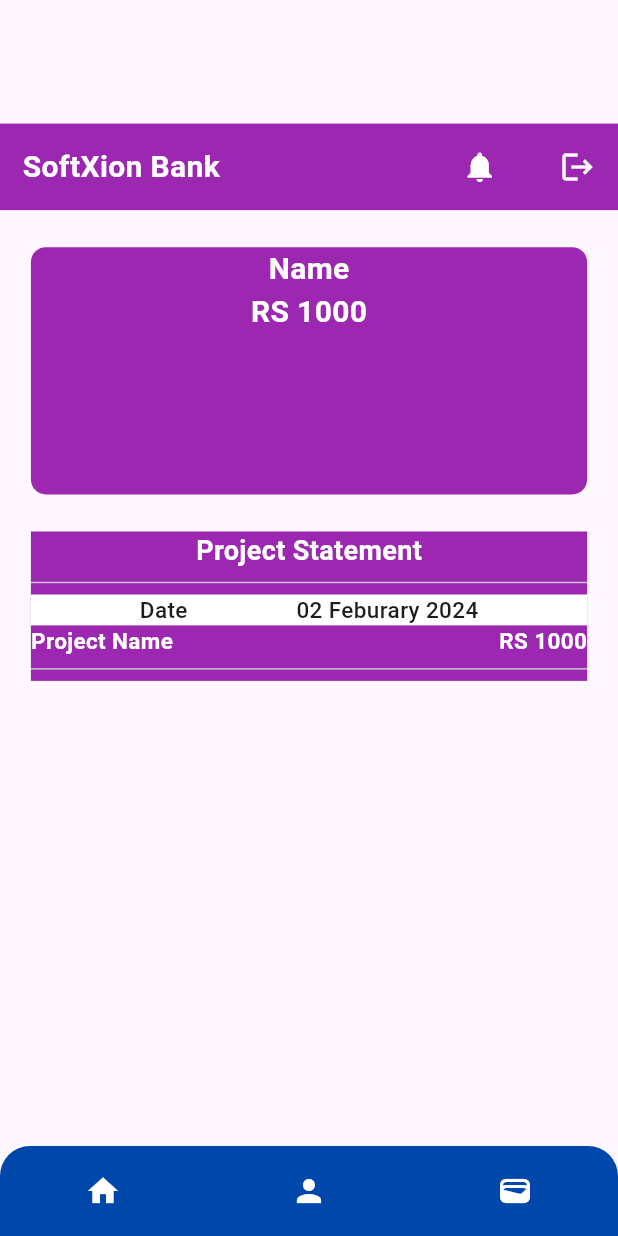
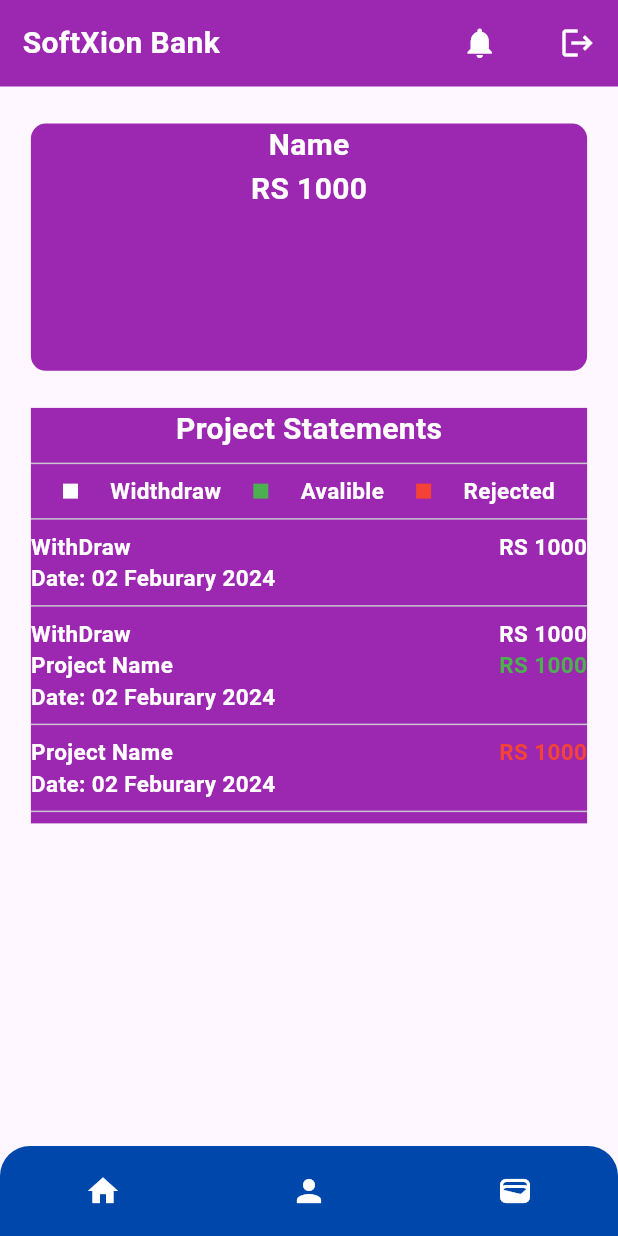
Before and after one commit to asfand124/ui_design, a Flutter app: the Wallet screen opened directly, on a phone screen of 412 x 824 dp. Run offline on Flutter 3.47's test engine with Material 3 defaults, Android fonts, the phone set to English and light mode, and no system bars; our stand-ins replace cloud_firestore, firebase_auth, firebase_core, google_fonts, toggle_switch; accounts and stored records are empty.

Commit message:
wallet page

```diff
--- /dev/null
+++ b/lib/component/textstyles.dart
@@ -0,0 +1,32 @@
+import 'package:flutter/material.dart';
+txt15700(){
+  return const TextStyle(
+                                  fontSize: 15,
+                                  fontWeight: FontWeight.w700,
+                                  color: Colors.white);
+}
+txt20700(){
+  return const TextStyle(
+                        fontSize: 20,
+                        fontWeight: FontWeight.w700,
+                        color: Colors.white
+                                  );
+}
+txt15600(){
+  return const TextStyle(
+                                  fontSize: 15,
+                                  fontWeight: FontWeight.w600,
+                                  color: Colors.white);
+}
+txt15600red(){
+  return const TextStyle(
+                                  fontSize: 15,
+                                  fontWeight: FontWeight.w600,
+                                  color: Colors.red);
+}
+txt15600green(){
+  return  const TextStyle(
+                                  fontSize: 15,
+                                  fontWeight: FontWeight.w600,
+                                  color: Colors.green);
+}
--- a/lib/screen/user/wallet.dart
+++ b/lib/screen/user/wallet.dart
@@ -1,4 +1,5 @@
 import 'package:flutter/material.dart';
+import 'package:ui_design/component/textstyles.dart';
 import 'package:ui_design/screen/user/Home.dart';
 import 'package:ui_design/screen/user/Profile.dart';
 
@@ -16,9 +17,6 @@ class _ClientDataState extends State<Wallet> {
       body: SafeArea(
         child: Column(
           children: [
-            SizedBox(
-              height: MediaQuery.of(context).size.height * 0.1,
-            ),
             Container(
               height: MediaQuery.of(context).size.height * 0.07,
               width: MediaQuery.of(context).size.width,
@@ -39,11 +37,11 @@ class _ClientDataState extends State<Wallet> {
                     ),
                     Row(
                       children: [
-                        Icon(Icons.notifications, color: Colors.white),
+                        const Icon(Icons.notifications, color: Colors.white),
                         SizedBox(
                           width: MediaQuery.of(context).size.width * 0.1,
                         ),
-                        Icon(Icons.logout, color: Colors.white)
+                       const Icon(Icons.logout, color: Colors.white)
                       ],
                     )
                   ],
@@ -59,21 +57,15 @@ class _ClientDataState extends State<Wallet> {
               decoration: BoxDecoration(
                   color: Colors.purple,
                   borderRadius: BorderRadius.circular(10)),
-              child: const Column(
+              child:  Column(
                 children: [
                   Text(
                     "Name",
-                    style: TextStyle(
-                        fontSize: 20,
-                        fontWeight: FontWeight.w700,
-                        color: Colors.white),
+                     style: txt20700(),
                   ),
                   Text(
                     "RS 1000",
-                    style: TextStyle(
-                        fontSize: 20,
-                        fontWeight: FontWeight.w700,
-                        color: Colors.white),
+                    style: txt20700()
                   ),
                 ],
               ),
@@ -91,51 +83,124 @@ class _ClientDataState extends State<Wallet> {
                 child: Column(
                   children: [
                     Text(
-                      "Project Statement",
-                      style: TextStyle(
-                          fontSize: 18,
-                          fontWeight: FontWeight.w700,
-                          color: Colors.white),
-                    ),
+                      "Project Statements",
+                      style: txt20700(),),
                     Divider(),
-                    Container(
-                      width: MediaQuery.of(context).size.width * 0.9,
-                      height: MediaQuery.of(context).size.width * 0.05,
-                      decoration: const BoxDecoration(
-                        color: Colors.white,
-                      ),
-                      child: Row(
-                        mainAxisAlignment: MainAxisAlignment.spaceEvenly,
+                    Row(mainAxisAlignment: MainAxisAlignment.spaceEvenly,
+                      children: [
+                      colcon(Colors.white),
+                      Text("Widthdraw",style: txt15600()),
+                      colcon(Colors.green),
+                      Text("Avalible",style: txt15600()),
+                      colcon(Colors.red),
+                      Text("Rejected",style: txt15600()),
+                    ],),
+                    Divider(),
+                    Column(
+                      children: [
+                        Row(
+                          mainAxisAlignment: MainAxisAlignment.spaceBetween,
                           children: [
                             Text(
-                            "Date",
-                            style: TextStyle(
-                                fontSize: 15, fontWeight: FontWeight.w500),
+                              "WithDraw",
+                              style: txt15700(),
+                            ),
+                            Text(
+                              "RS 1000",
+                              style: txt15700(),
+                            ),
+                          ],
+                        ),
+                        Row(
+
+                        children: [
+                          Text(
+                            "Date: ",
+                            style: txt15600()
                           ),
                           Text(
                             "02 Feburary 2024",
-                            style: TextStyle(
-                                fontSize: 15, fontWeight: FontWeight.w500),
+                            style: txt15600()
+
                           ),
                         ],
                       ),
+                      ],
                     ),
+                    Divider(),
+                     Row(
+                          mainAxisAlignment: MainAxisAlignment.spaceBetween,
+                          children: [
+                            Text(
+                              "WithDraw",
+                              style: txt15700(),
+                            ),
+                            Text(
+                              "RS 1000",
+                              style: txt15700(),
+                            ),
+                          ],
+                        ),
+                    Column(
+                      children: [
                         Row(
                           mainAxisAlignment: MainAxisAlignment.spaceBetween,
                           children: [
                             Text(
                               "Project Name",
-                          style: TextStyle(
-                              fontSize: 15,
-                              fontWeight: FontWeight.w700,
-                              color: Colors.white),
+                              style: txt15700(),
                             ),
                             Text(
                               "RS 1000",
-                          style: TextStyle(
-                              fontSize: 15,
-                              fontWeight: FontWeight.w700,
-                              color: Colors.white),
+                              style: txt15600green(),
+                            ),
+                          ],
+                        ),
+                        Row(
+
+                        children: [
+                          Text(
+                            "Date: ",
+                            style: txt15600()
+                          ),
+                          Text(
+                            "02 Feburary 2024",
+                            style: txt15600()
+
+                          ),
+                        ],
+                      ),
+                      ],
+                    ),
+                    Divider(),
+                    Column(
+                      children: [
+                        Row(
+                          mainAxisAlignment: MainAxisAlignment.spaceBetween,
+                          children: [
+                            Text(
+                              "Project Name",
+                              style: txt15700(),
+                            ),
+                            Text(
+                              "RS 1000",
+                              style: txt15600red(),
+                            ),
+                          ],
+                        ),
+                        Row(
+
+                        children: [
+                          Text(
+                            "Date: ",
+                            style: txt15600()
+                          ),
+                          Text(
+                            "02 Feburary 2024",
+                            style: txt15600()
+
+                          ),
+                        ],
                       ),
                       ],
                     ),
@@ -147,6 +212,7 @@ class _ClientDataState extends State<Wallet> {
           ],
         ),
       ),
+      /////////////////////////////////////////////////////////////
       bottomNavigationBar: Container(
         height: 60,
         decoration: BoxDecoration(
@@ -204,3 +270,13 @@ class _ClientDataState extends State<Wallet> {
     );
   }
 }
+Widget colcon(
+  Color color
+){
+  return Container(
+    height: 10,
+              width:10,
+              decoration:  BoxDecoration(
+                color: color,
+              ),);
+}
```
Also changed, not shown: 11 other files. Lines whose indentation alone changed are shown as unchanged.
